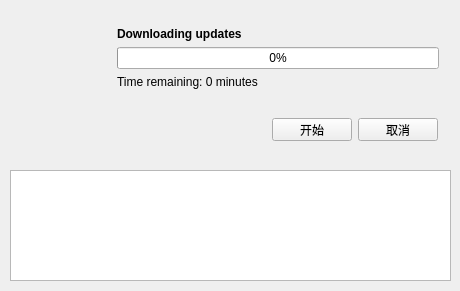
This is download.ui in jaueone/new as Qt 5 draws it before an edit. The edited form follows.
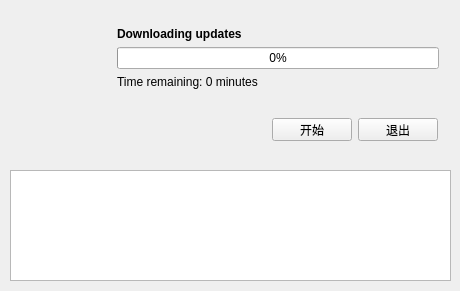
This is the edited form. Icons and pictures are not drawn.

Commit message: 1.添加图标，2.升级成功后自动退出app 3.添加调用外部命令

What changed in the file:
```diff
--- a/download.ui
+++ b/download.ui
@@ -146,7 +146,7 @@
     <item>
      <widget class="QPushButton" name="cancelButton">
       <property name="text">
-       <string>取消</string>
+       <string>退出</string>
       </property>
      </widget>
     </item>
```
The commit also changes 4 other files.
